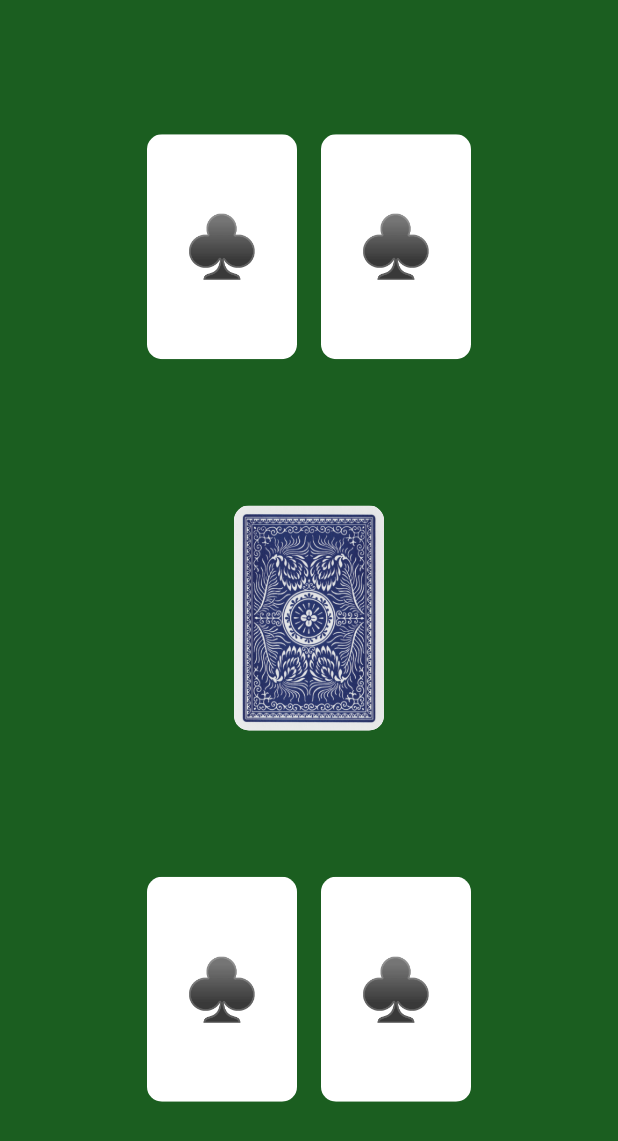
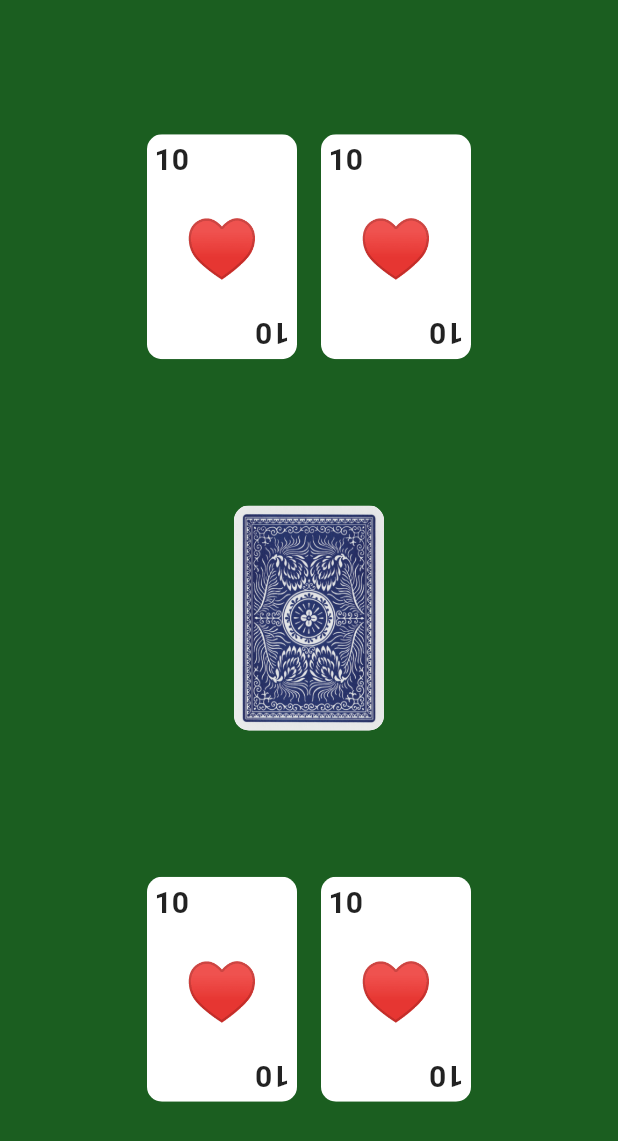
Before and after one commit to luccanog/black-jack-front, a Flutter app: the screen it shows after launch, on a phone screen of 412 x 824 dp. Shown: the top 1141 px of the screen. Run offline on Flutter 3.47's test engine with Material 2 defaults, Android fonts, the phone set to English and light mode, and no system bars.

Commit message:
card almost done

```diff
--- a/lib/card/card-front.dart
+++ b/lib/card/card-front.dart
@@ -1,3 +1,6 @@
+import 'dart:math';
+
+import 'package:blackjack/card/card-suits.dart';
 import 'package:flutter/material.dart';
 
 class PlayingCard extends StatelessWidget {
@@ -14,14 +17,41 @@ class PlayingCard extends StatelessWidget {
         borderRadius: BorderRadius.circular(10),
         child: Container(
             color: Colors.white,
+            padding: EdgeInsets.all(5),
             height: 150,
             width: 100,
             child: Center(
-              child: Text(
-                '♣',
-                style: TextStyle(fontSize: 40),
-              ),
-            )),
+                child: Column(
+              mainAxisAlignment: MainAxisAlignment.spaceBetween,
+              children: [
+                Row(
+                  children: [
+                    Text(
+                      '10',
+                      style: TextStyle(
+                        fontSize: 20,
+                        fontWeight: FontWeight.bold,
+                      ),
+                    ),
+                  ],
+                ),
+                heart(),
+                Transform.rotate(
+                  angle: pi,
+                  child: Row(
+                    children: [
+                      Text(
+                        '10',
+                        style: TextStyle(
+                          fontSize: 20,
+                          fontWeight: FontWeight.bold,
+                        ),
+                      ),
+                    ],
+                  ),
+                ),
+              ],
+            ))),
       ),
     );
   }
```
